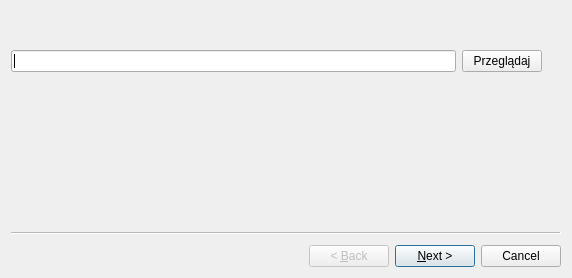
Qt form ustawieniawstepne.ui (twardakm/zarzadzanie_projektami) before a commit.
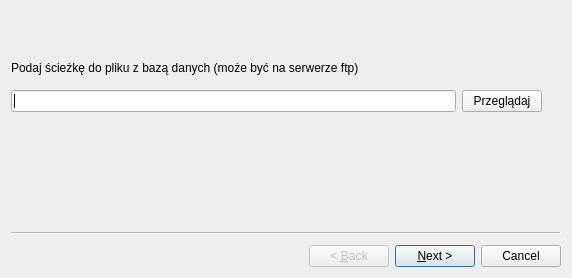
The same form after that commit.

Commit message: Dodana etykieta

The edit to the form file:
```diff
--- a/ustawieniawstepne.ui
+++ b/ustawieniawstepne.ui
@@ -18,22 +18,29 @@
     <property name="geometry">
      <rect>
       <x>0</x>
-      <y>0</y>
+      <y>40</y>
       <width>531</width>
-      <height>101</height>
+      <height>61</height>
      </rect>
     </property>
     <layout class="QGridLayout" name="gridLayout_2">
-     <item row="0" column="0">
+     <item row="1" column="0">
       <widget class="QLineEdit" name="sciezka"/>
      </item>
-     <item row="0" column="1">
+     <item row="1" column="1">
       <widget class="QPushButton" name="przegladaj">
        <property name="text">
         <string>Przeglądaj</string>
        </property>
       </widget>
      </item>
+     <item row="0" column="0">
+      <widget class="QLabel" name="label">
+       <property name="text">
+        <string>Podaj ścieżkę do pliku z bazą danych (może być na serwerze ftp)</string>
+       </property>
+      </widget>
+     </item>
     </layout>
    </widget>
   </widget>
```
